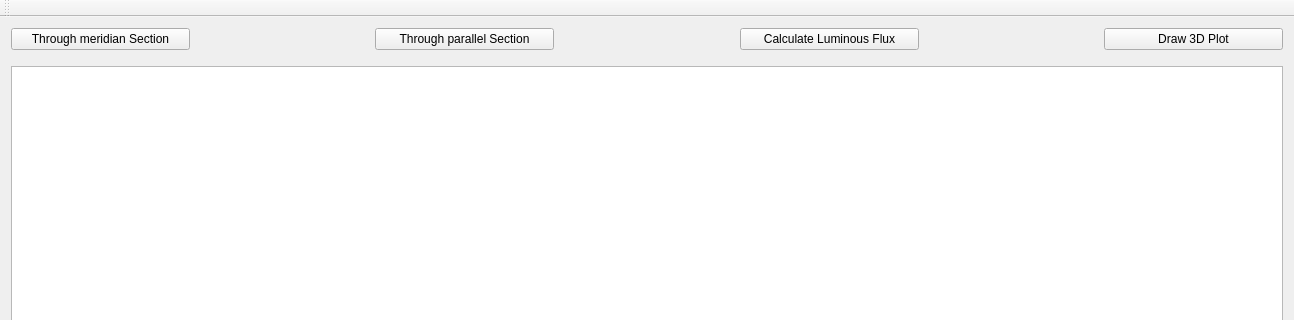
Above: mainwindow.ui from wszechmogacy/photometric-curves before the change; both pictures show x 0 to 1294 and y 0 to 320 of the 1294 by 583 pixel window. Below: the same form after it.
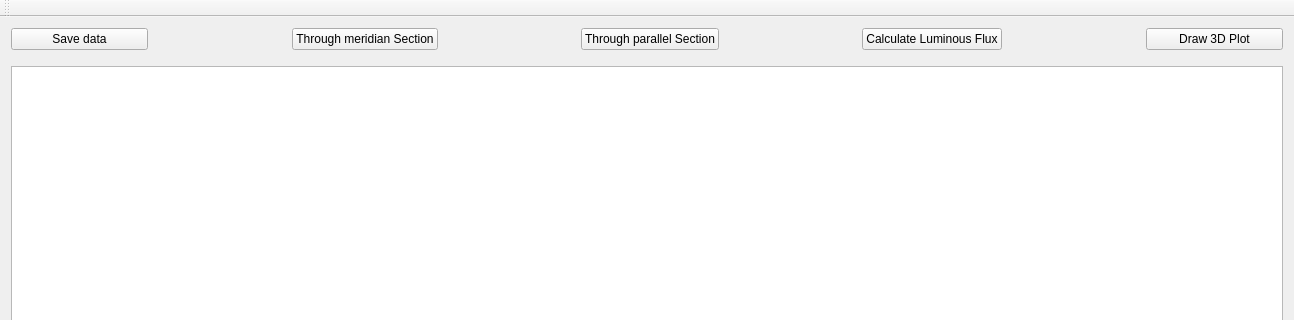
That is the form after the change.

Commit message: Save data to CSV

Diff of the .ui file:
```diff
--- a/mainwindow.ui
+++ b/mainwindow.ui
@@ -25,6 +25,32 @@
      <layout class="QVBoxLayout" name="verticalLayout">
       <item>
        <layout class="QHBoxLayout" name="horizontalLayout">
+        <item>
+         <widget class="QPushButton" name="saveDataButton">
+          <property name="sizePolicy">
+           <sizepolicy hsizetype="Expanding" vsizetype="Fixed">
+            <horstretch>0</horstretch>
+            <verstretch>0</verstretch>
+           </sizepolicy>
+          </property>
+          <property name="text">
+           <string>Save data</string>
+          </property>
+         </widget>
+        </item>
+        <item>
+         <spacer name="horizontalSpacer_4">
+          <property name="orientation">
+           <enum>Qt::Horizontal</enum>
+          </property>
+          <property name="sizeHint" stdset="0">
+           <size>
+            <width>40</width>
+            <height>20</height>
+           </size>
+          </property>
+         </spacer>
+        </item>
         <item>
          <widget class="QPushButton" name="verticalSectionButton">
           <property name="sizePolicy">
```
The commit also changes 2 other files.
